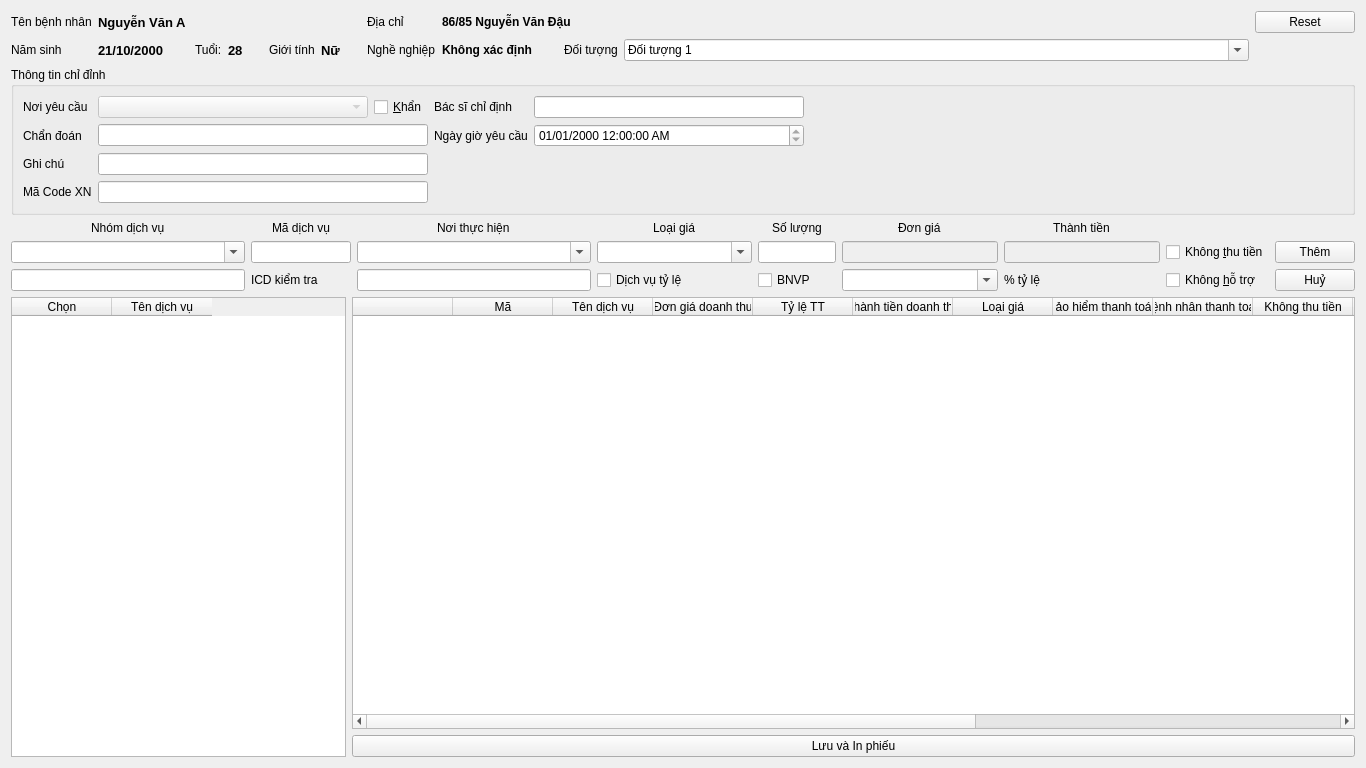
Old version of the form src/app/ui/TabDichVu.ui in the repository Kiritokun0909/bvgd_project.
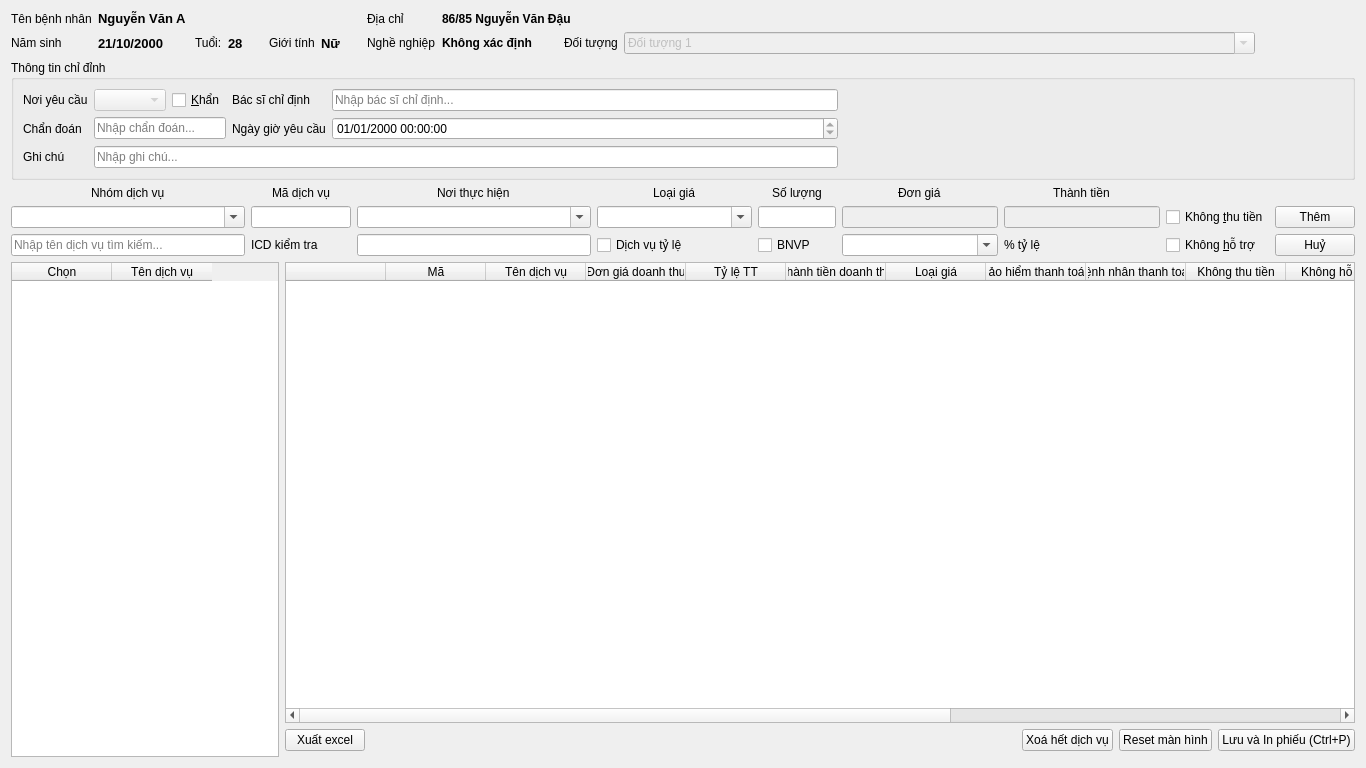
New version of the form.

Commit message: - add button to delete all drugs, all services in list - add button to export data from json to excel - add shortcut Ctrl+P for save and print file in 3 tabs - add f5 and navigation from tab_tai_vu to tab_dang_ky_dich_vu

```diff
--- a/src/app/ui/TabDichVu.ui
+++ b/src/app/ui/TabDichVu.ui
@@ -78,6 +78,9 @@
      </item>
      <item row="1" column="13">
       <widget class="QComboBox" name="cb_doi_tuong">
+       <property name="enabled">
+        <bool>false</bool>
+       </property>
        <property name="sizePolicy">
         <sizepolicy hsizetype="Minimum" vsizetype="Fixed">
          <horstretch>100</horstretch>
@@ -277,13 +280,6 @@
        </property>
       </widget>
      </item>
-     <item row="0" column="14">
-      <widget class="QPushButton" name="btn_reset_all">
-       <property name="text">
-        <string>Reset</string>
-       </property>
-      </widget>
-     </item>
     </layout>
    </item>
    <item>
@@ -295,7 +291,7 @@
        </property>
        <layout class="QHBoxLayout" name="horizontalLayout_2">
         <item>
-         <layout class="QGridLayout" name="gridLayout_3" columnstretch="0,1,0,0,1,2">
+         <layout class="QGridLayout" name="gridLayout_3" columnstretch="0,0,0,0,0,0">
           <item row="0" column="0">
            <widget class="QLabel" name="lb_noi_yeu_cau">
             <property name="text">
@@ -331,20 +327,6 @@
             </property>
            </widget>
           </item>
-          <item row="3" column="0">
-           <widget class="QLabel" name="lb_ma_code_xn">
-            <property name="text">
-             <string>Mã Code XN</string>
-            </property>
-           </widget>
-          </item>
-          <item row="2" column="0">
-           <widget class="QLabel" name="lb_ghi_chu">
-            <property name="text">
-             <string>Ghi chú</string>
-            </property>
-           </widget>
-          </item>
           <item row="1" column="3">
            <widget class="QLabel" name="lb_ngay_gio_yeu_cau">
             <property name="text">
@@ -352,6 +334,13 @@
             </property>
            </widget>
           </item>
+          <item row="2" column="0">
+           <widget class="QLabel" name="lb_ghi_chu">
+            <property name="text">
+             <string>Ghi chú</string>
+            </property>
+           </widget>
+          </item>
           <item row="1" column="5">
            <spacer name="horizontalSpacer_2">
             <property name="orientation">
@@ -366,16 +355,18 @@
            </spacer>
           </item>
           <item row="0" column="4">
-           <widget class="QLineEdit" name="bac_si_chi_dinh"/>
-          </item>
-          <item row="2" column="1" colspan="2">
-           <widget class="QLineEdit" name="ghi_chu"/>
+           <widget class="QLineEdit" name="bac_si_chi_dinh">
+            <property name="placeholderText">
+             <string>Nhập bác sĩ chỉ định...</string>
+            </property>
+           </widget>
           </item>
           <item row="1" column="1" colspan="2">
-           <widget class="QLineEdit" name="chan_doan"/>
-          </item>
-          <item row="3" column="1" colspan="2">
-           <widget class="QLineEdit" name="ma_code_xn"/>
+           <widget class="QLineEdit" name="chan_doan">
+            <property name="placeholderText">
+             <string>Nhập chẩn đoán...</string>
+            </property>
+           </widget>
           </item>
           <item row="1" column="4">
            <widget class="QDateTimeEdit" name="dateTimeEdit">
@@ -383,7 +374,14 @@
              <bool>true</bool>
             </property>
             <property name="displayFormat">
-             <string>dd/MM/yyyy h:mm:ss AP</string>
+             <string>dd/MM/yyyy HH:mm:ss</string>
+            </property>
+           </widget>
+          </item>
+          <item row="2" column="1" colspan="4">
+           <widget class="QLineEdit" name="ghi_chu">
+            <property name="placeholderText">
+             <string>Nhập ghi chú...</string>
             </property>
            </widget>
           </item>
@@ -397,7 +395,7 @@
    <item>
     <layout class="QGridLayout" name="gridLayout_2">
      <item row="1" column="0">
-      <layout class="QGridLayout" name="gridLayout_4" columnstretch="1,3">
+      <layout class="QGridLayout" name="gridLayout_4" columnstretch="1,4">
        <item row="0" column="1">
         <widget class="QTableWidget" name="table_dich_vu">
          <column>
@@ -482,14 +480,7 @@
          </column>
         </widget>
        </item>
-       <item row="1" column="1">
-        <widget class="QPushButton" name="btn_in_phieu">
-         <property name="text">
-          <string>Lưu và In phiếu</string>
-         </property>
-        </widget>
-       </item>
-       <item row="0" column="0" rowspan="2">
+       <item row="0" column="0" rowspan="3">
         <widget class="QTableWidget" name="list_dich_vu">
          <property name="minimumSize">
           <size>
@@ -509,6 +500,51 @@
          </column>
         </widget>
        </item>
+       <item row="1" column="1">
+        <layout class="QHBoxLayout" name="horizontalLayout">
+         <item>
+          <widget class="QPushButton" name="btn_export">
+           <property name="text">
+            <string>Xuất excel</string>
+           </property>
+          </widget>
+         </item>
+         <item>
+          <spacer name="horizontalSpacer_7">
+           <property name="orientation">
+            <enum>Qt::Horizontal</enum>
+           </property>
+           <property name="sizeHint" stdset="0">
+            <size>
+             <width>40</width>
+             <height>20</height>
+            </size>
+           </property>
+          </spacer>
+         </item>
+         <item>
+          <widget class="QPushButton" name="btn_xoa_dich_vu">
+           <property name="text">
+            <string>Xoá hết dịch vụ</string>
+           </property>
+          </widget>
+         </item>
+         <item>
+          <widget class="QPushButton" name="btn_reset_all">
+           <property name="text">
+            <string>Reset màn hình</string>
+           </property>
+          </widget>
+         </item>
+         <item>
+          <widget class="QPushButton" name="btn_in_phieu">
+           <property name="text">
+            <string>Lưu và In phiếu (Ctrl+P)</string>
+           </property>
+          </widget>
+         </item>
+        </layout>
+       </item>
       </layout>
      </item>
      <item row="0" column="0">
@@ -667,7 +703,11 @@
         </widget>
        </item>
        <item row="2" column="0">
-        <widget class="QLineEdit" name="ten_dich_vu"/>
+        <widget class="QLineEdit" name="ten_dich_vu">
+         <property name="placeholderText">
+          <string>Nhập tên dịch vụ tìm kiếm...</string>
+         </property>
+        </widget>
        </item>
        <item row="1" column="1">
         <widget class="QLineEdit" name="ma_dich_vu">
```
Left out of the diff: 1 changed line with no effect on the pictures. The commit also changes 33 other files.
